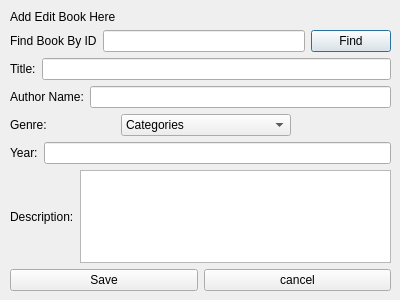
First picture: the form in CS106_QT_APP/UI_files/editbooks.ui, repository jazman43/CS106_QT6_APP, before the edit.
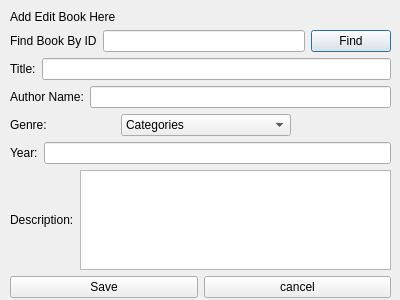
Second picture: the form after the edit.

What changed in the file:
```diff
--- a/CS106_QT_APP/UI_files/editbooks.ui
+++ b/CS106_QT_APP/UI_files/editbooks.ui
@@ -19,7 +19,7 @@
      <x>10</x>
      <y>10</y>
      <width>381</width>
-     <height>281</height>
+     <height>288</height>
     </rect>
    </property>
    <layout class="QVBoxLayout" name="verticalLayout">
```
Left out of the diff: 2 changed lines with no effect on the pictures.
